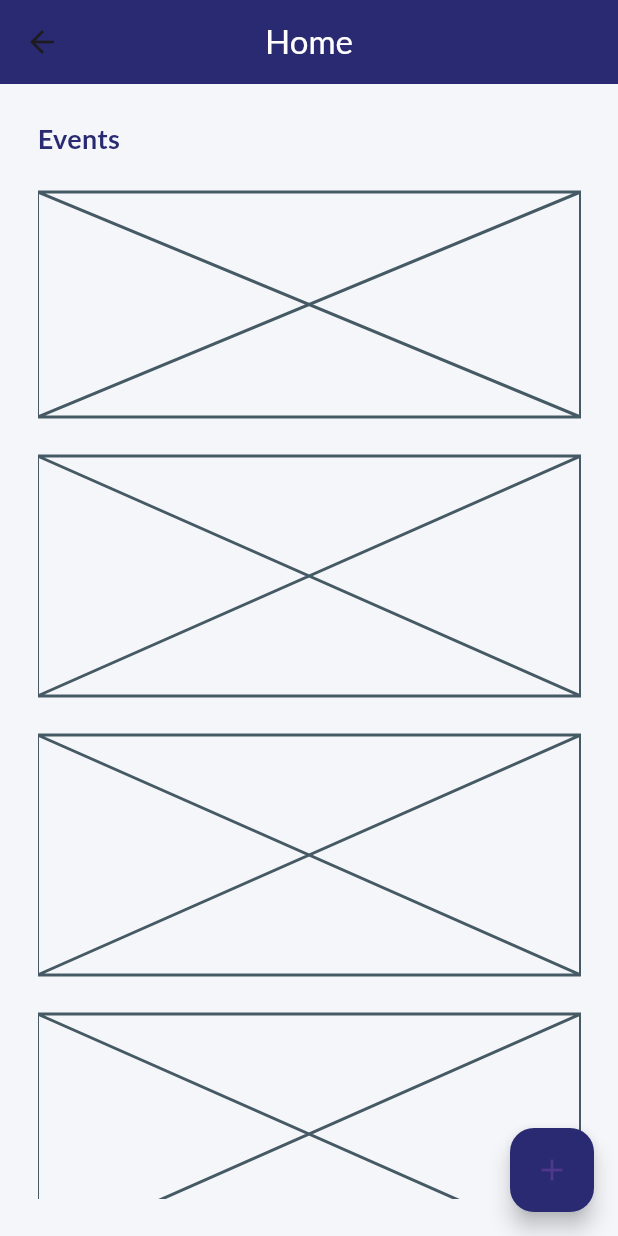
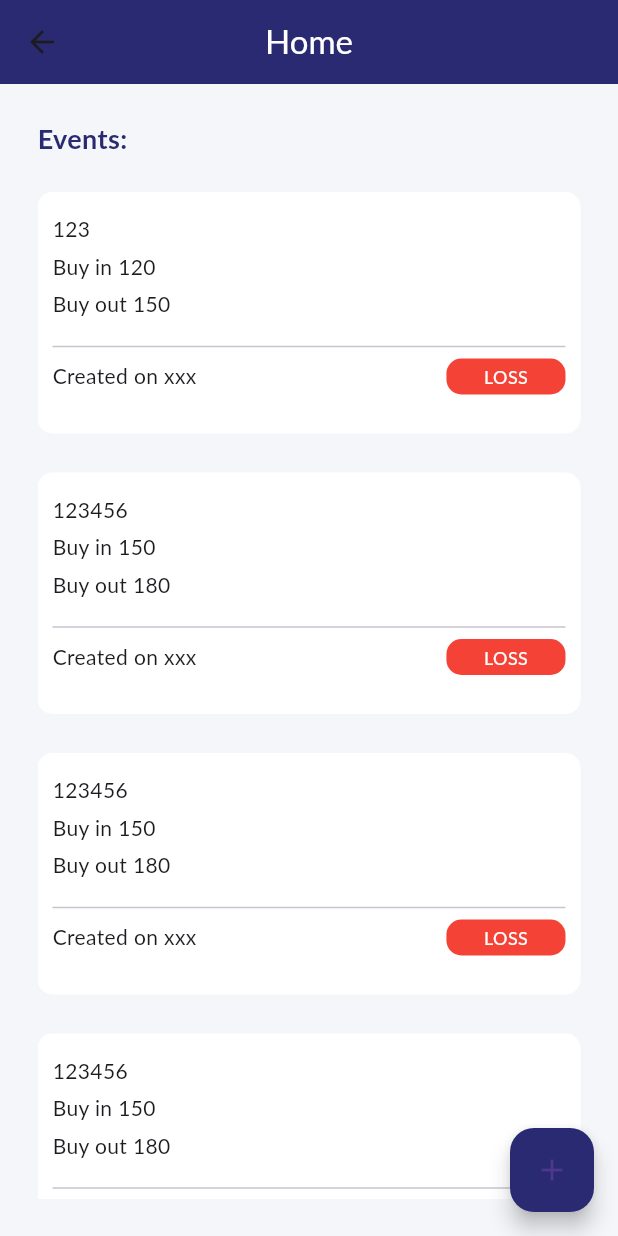
Before and after one commit to KacperMroz/tutorial_app, a Flutter app: the HomePage screen opened directly, on a phone screen of 412 x 824 dp. Run offline on Flutter 3.47's test engine with Material 3 defaults, Android fonts, the phone set to English and light mode, and no system bars; Roboto replaces fonts that are missing (Lato).

Commit message:
home view

```diff
--- a/lib/feature/home/views/home_view.dart
+++ b/lib/feature/home/views/home_view.dart
@@ -15,49 +15,57 @@ class HomeView extends StatelessWidget {
           crossAxisAlignment: CrossAxisAlignment.stretch,
           children: [
             Text(
-              'Events',
+              'Events:',
               style: AppTypography.mediumTitle
                   .copyWith(color: AppColors.appPrimaryColor),
             ),
             SizedBox(
               height: Dimensions.paddingML,
             ),
-            GameCard(),
-            SizedBox(
-              height: Dimensions.paddingML,
-            ),
-            Placeholder(
-              fallbackHeight: 160,
+            GameCard(
+              gameName: '123',
+              buyIn: '120',
+              buyOut: '150',
             ),
             SizedBox(
               height: Dimensions.paddingML,
             ),
-            Placeholder(
-              fallbackHeight: 160,
+            GameCard(
+              gameName: '123456',
+              buyIn: '150',
+              buyOut: '180',
             ),
             SizedBox(
               height: Dimensions.paddingML,
             ),
-            Placeholder(
-              fallbackHeight: 160,
+            GameCard(
+              gameName: '123456',
+              buyIn: '150',
+              buyOut: '180',
             ),
             SizedBox(
               height: Dimensions.paddingML,
             ),
-            Placeholder(
-              fallbackHeight: 160,
+            GameCard(
+              gameName: '123456',
+              buyIn: '150',
+              buyOut: '180',
             ),
             SizedBox(
               height: Dimensions.paddingML,
             ),
-            Placeholder(
-              fallbackHeight: 160,
+            GameCard(
+              gameName: '123456',
+              buyIn: '150',
+              buyOut: '180',
             ),
             SizedBox(
               height: Dimensions.paddingML,
             ),
-            Placeholder(
-              fallbackHeight: 160,
+            GameCard(
+              gameName: '123456',
+              buyIn: '150',
+              buyOut: '180',
             ),
           ],
         ),
@@ -67,13 +75,55 @@ class HomeView extends StatelessWidget {
 }
 
 class GameCard extends StatelessWidget {
-  const GameCard({super.key});
+  const GameCard(
+      {super.key,
+      required this.gameName,
+      required this.buyIn,
+      required this.buyOut});
+
+  final String gameName;
+  final String buyIn;
+  final String buyOut;
 
   @override
   Widget build(BuildContext context) {
-    return const Placeholder(
-      fallbackHeight: 150,
-    );
+    return Container(
+        decoration: BoxDecoration(
+            color: Colors.white,
+            borderRadius: BorderRadius.all(Radius.circular(10))),
+        padding: EdgeInsets.symmetric(horizontal: 10, vertical: 15),
+        height: 161,
+        child: Column(crossAxisAlignment: CrossAxisAlignment.start, children: [
+          Text(gameName),
+          SizedBox(
+            height: 5,
+          ),
+          Text('Buy in $buyIn'),
+          SizedBox(
+            height: 5,
+          ),
+          Text('Buy out $buyOut'),
+          SizedBox(
+            height: 10,
+          ),
+          Divider(),
+          Row(
+            mainAxisAlignment: MainAxisAlignment.spaceBetween,
+            children: [
+              Text('Created on xxx'),
+              Container(
+                padding: EdgeInsets.symmetric(vertical: 5, horizontal: 25),
+                decoration: BoxDecoration(
+                    color: Colors.red,
+                    borderRadius: BorderRadius.all(Radius.circular(10))),
+                child: Text(
+                  'LOSS',
+                  style: AppTypography.smallText.copyWith(color: Colors.white),
+                ),
+              )
+            ],
+          )
+        ]));
   }
 }
 
```
